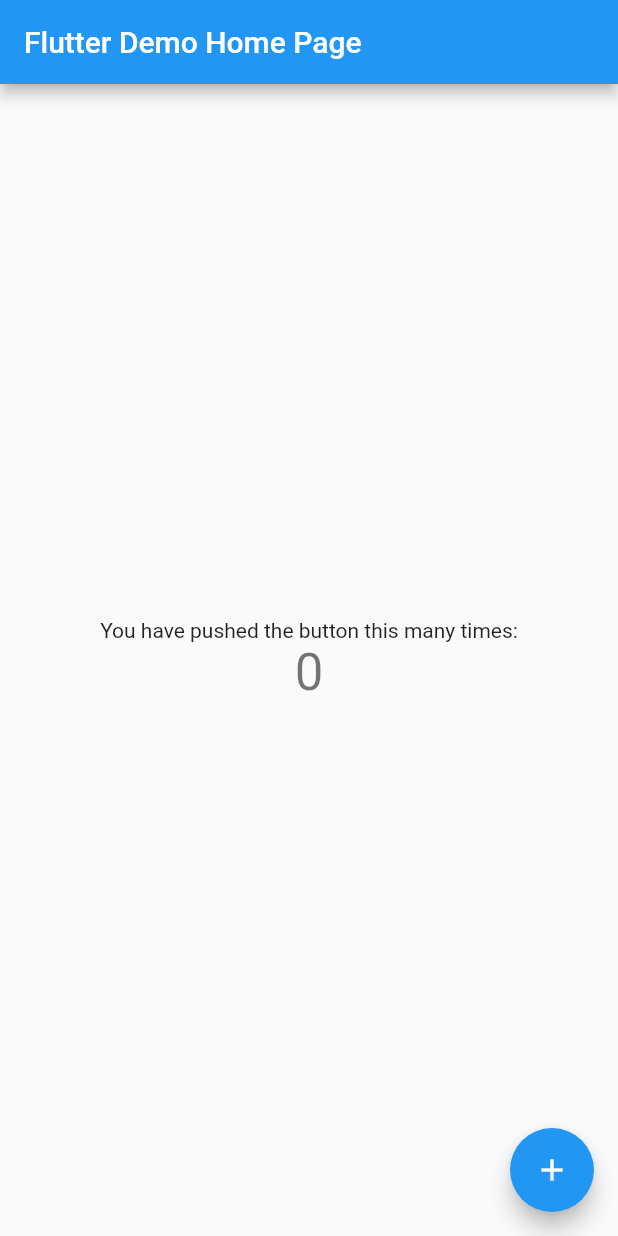
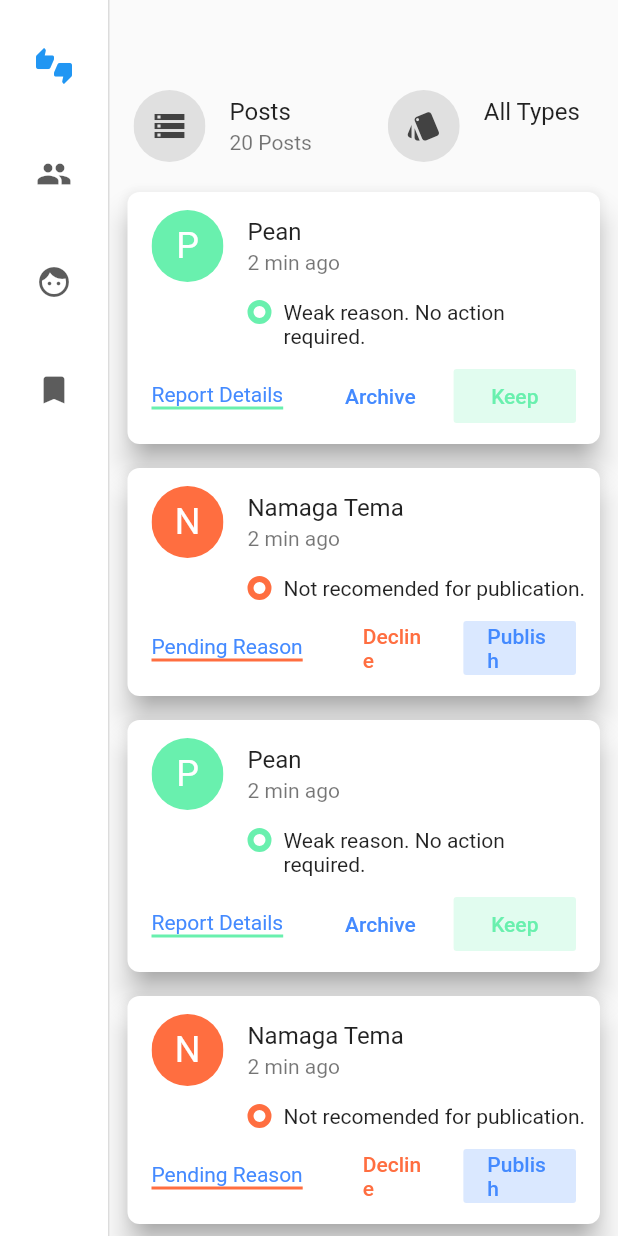
Before and after one commit to umatoma/flutter-study-samples, a Flutter app: the screen it shows after launch, on a phone screen of 412 x 824 dp. Run offline on Flutter 3.47's test engine with Material 2 defaults, Android fonts, the phone set to English and light mode, and no system bars.

Commit message:
Admin Mobile 作成

```diff
--- a/admin_mobile/lib/main.dart
+++ b/admin_mobile/lib/main.dart
@@ -9,109 +9,283 @@
   @override
   Widget build(BuildContext context) {
     return MaterialApp(
+      debugShowCheckedModeBanner: false,
       title: 'Flutter Demo',
-      theme: ThemeData(
-        // This is the theme of your application.
-        //
-        // Try running your application with "flutter run". You'll see the
-        // application has a blue toolbar. Then, without quitting the app, try
-        // changing the primarySwatch below to Colors.green and then invoke
-        // "hot reload" (press "r" in the console where you ran "flutter run",
-        // or simply save your changes to "hot reload" in a Flutter IDE).
-        // Notice that the counter didn't reset back to zero; the application
-        // is not restarted.
-        primarySwatch: Colors.blue,
-        // This makes the visual density adapt to the platform that you run
-        // the app on. For desktop platforms, the controls will be smaller and
-        // closer together (more dense) than on mobile platforms.
-        visualDensity: VisualDensity.adaptivePlatformDensity,
-      ),
-      home: MyHomePage(title: 'Flutter Demo Home Page'),
+      theme: ThemeData.light(),
+      home: AdminMobilePage(),
     );
   }
 }
 
-class MyHomePage extends StatefulWidget {
-  MyHomePage({Key key, this.title}) : super(key: key);
-
-  // This widget is the home page of your application. It is stateful, meaning
-  // that it has a State object (defined below) that contains fields that affect
-  // how it looks.
-
-  // This class is the configuration for the state. It holds the values (in this
-  // case the title) provided by the parent (in this case the App widget) and
-  // used by the build method of the State. Fields in a Widget subclass are
-  // always marked "final".
-
-  final String title;
-
+class AdminMobilePage extends StatelessWidget {
   @override
-  _MyHomePageState createState() => _MyHomePageState();
+  Widget build(BuildContext context) {
+    return Scaffold(
+      body: Row(
+        children: [
+          SideNavigation(),
+          VerticalDivider(thickness: 1, width: 1),
+          Expanded(
+            child: PostList(),
+          ),
+        ],
+      ),
+    );
+  }
 }
 
-class _MyHomePageState extends State<MyHomePage> {
-  int _counter = 0;
+class SideNavigation extends StatefulWidget {
+  @override
+  _SideNavigationState createState() => _SideNavigationState();
+}
 
-  void _incrementCounter() {
-    setState(() {
-      // This call to setState tells the Flutter framework that something has
-      // changed in this State, which causes it to rerun the build method below
-      // so that the display can reflect the updated values. If we changed
-      // _counter without calling setState(), then the build method would not be
-      // called again, and so nothing would appear to happen.
-      _counter++;
-    });
-  }
+class _SideNavigationState extends State<SideNavigation> {
+  int selectedIndex = 0;
 
   @override
   Widget build(BuildContext context) {
-    // This method is rerun every time setState is called, for instance as done
-    // by the _incrementCounter method above.
-    //
-    // The Flutter framework has been optimized to make rerunning build methods
-    // fast, so that you can just rebuild anything that needs updating rather
-    // than having to individually change instances of widgets.
-    return Scaffold(
-      appBar: AppBar(
-        // Here we take the value from the MyHomePage object that was created by
-        // the App.build method, and use it to set our appbar title.
-        title: Text(widget.title),
-      ),
-      body: Center(
-        // Center is a layout widget. It takes a single child and positions it
-        // in the middle of the parent.
+    return NavigationRail(
+      selectedIndex: selectedIndex,
+      onDestinationSelected: (index) {
+        setState(() {
+          selectedIndex = index;
+        });
+      },
+      destinations: [
+        NavigationRailDestination(
+          icon: Icon(Icons.thumbs_up_down),
+          label: Text('ThumbsUpDown'),
+        ),
+        NavigationRailDestination(
+          icon: Icon(Icons.people),
+          label: Text('People'),
+        ),
+        NavigationRailDestination(
+          icon: Icon(Icons.face),
+          label: Text('Face'),
+        ),
+        NavigationRailDestination(
+          icon: Icon(Icons.bookmark),
+          label: Text('Bookmark'),
+        ),
+      ],
+    );
+  }
+}
+
+class _PostsHeader extends StatelessWidget {
+  @override
+  Widget build(BuildContext context) {
+    return Row(
+      children: [
+        Expanded(
+          flex: 1,
+          child: ListTile(
+            leading: ClipOval(
+              child: Container(
+                color: Colors.grey[300],
+                width: 48,
+                height: 48,
+                child: Icon(
+                  Icons.storage,
+                  color: Colors.grey[800],
+                ),
+              ),
+            ),
+            title: Text('Posts'),
+            subtitle: Text('20 Posts'),
+          ),
+        ),
+        Expanded(
+          flex: 1,
+          child: ListTile(
+            leading: ClipOval(
+              child: Container(
+                color: Colors.grey[300],
+                width: 48,
+                height: 48,
+                child: Icon(
+                  Icons.style,
+                  color: Colors.grey[800],
+                ),
+              ),
+            ),
+            title: Text('All Types'),
+            subtitle: Text(''),
+          ),
+        ),
+      ],
+    );
+  }
+}
+
+class _Post extends StatelessWidget {
+  final String name;
+  final String message;
+  final String textReason;
+  final Color colorPrimary;
+  final Color colorPositive;
+  final String textPositive;
+  final Color colorNegative;
+  final String textNegative;
+
+  const _Post({
+    Key key,
+    @required this.name,
+    @required this.message,
+    @required this.textReason,
+    @required this.colorPrimary,
+    @required this.colorPositive,
+    @required this.textPositive,
+    @required this.colorNegative,
+    @required this.textNegative,
+  }) : super(key: key);
+
+  @override
+  Widget build(BuildContext context) {
+    return Container(
+      margin: EdgeInsets.symmetric(horizontal: 8, vertical: 4),
+      child: Card(
+        elevation: 8,
+        shadowColor: Colors.grey,
+        shape: RoundedRectangleBorder(
+          borderRadius: BorderRadius.circular(8),
+        ),
         child: Column(
-          // Column is also a layout widget. It takes a list of children and
-          // arranges them vertically. By default, it sizes itself to fit its
-          // children horizontally, and tries to be as tall as its parent.
-          //
-          // Invoke "debug painting" (press "p" in the console, choose the
-          // "Toggle Debug Paint" action from the Flutter Inspector in Android
-          // Studio, or the "Toggle Debug Paint" command in Visual Studio Code)
-          // to see the wireframe for each widget.
-          //
-          // Column has various properties to control how it sizes itself and
-          // how it positions its children. Here we use mainAxisAlignment to
-          // center the children vertically; the main axis here is the vertical
-          // axis because Columns are vertical (the cross axis would be
-          // horizontal).
-          mainAxisAlignment: MainAxisAlignment.center,
-          children: <Widget>[
-            Text(
-              'You have pushed the button this many times:',
+          children: [
+            ListTile(
+              leading: ClipOval(
+                child: Container(
+                  color: colorPrimary,
+                  width: 48,
+                  height: 48,
+                  child: Center(
+                    child: Text(
+                      name.substring(0, 1),
+                      style: TextStyle(color: Colors.white, fontSize: 24),
+                    ),
+                  ),
+                ),
+              ),
+              title: Text(name),
+              subtitle: Text('2 min ago'),
             ),
-            Text(
-              '$_counter',
-              style: Theme.of(context).textTheme.headline4,
+            Container(
+              padding: EdgeInsets.symmetric(horizontal: 8),
+              child: Row(
+                crossAxisAlignment: CrossAxisAlignment.start,
+                children: [
+                  SizedBox(width: 72),
+                  Container(
+                    width: 16,
+                    height: 16,
+                    decoration: BoxDecoration(
+                      border: Border.all(color: colorPrimary, width: 4),
+                      borderRadius: BorderRadius.circular(8),
+                    ),
+                  ),
+                  SizedBox(width: 8),
+                  Flexible(child: Text(message)),
+                ],
+              ),
+            ),
+            Container(
+              padding: EdgeInsets.symmetric(horizontal: 16, vertical: 8),
+              child: Row(
+                children: [
+                  Container(
+                    decoration: BoxDecoration(
+                      border: Border(
+                        bottom: BorderSide(color: colorPrimary, width: 2),
+                      ),
+                    ),
+                    child: Text(
+                      textReason,
+                      style: TextStyle(color: Colors.blueAccent),
+                    ),
+                  ),
+                  SizedBox(width: 24),
+                  Expanded(
+                    child: FlatButton(
+                      textColor: colorNegative,
+                      onPressed: () {},
+                      child: Text(textNegative),
+                    ),
+                  ),
+                  SizedBox(width: 8),
+                  Expanded(
+                    child: FlatButton(
+                      color: colorPositive.withOpacity(0.2),
+                      textColor: colorPositive,
+                      onPressed: () {},
+                      child: Text(textPositive),
+                    ),
+                  ),
+                ],
+              ),
             ),
           ],
         ),
       ),
-      floatingActionButton: FloatingActionButton(
-        onPressed: _incrementCounter,
-        tooltip: 'Increment',
-        child: Icon(Icons.add),
-      ), // This trailing comma makes auto-formatting nicer for build methods.
     );
   }
 }
+
+class _PostGreen extends StatelessWidget {
+  @override
+  Widget build(BuildContext context) {
+    return _Post(
+      name: 'Pean',
+      message: 'Weak reason. No action required.',
+      textReason: 'Report Details',
+      colorPrimary: Colors.greenAccent,
+      colorPositive: Colors.greenAccent,
+      textPositive: 'Keep',
+      colorNegative: Colors.blueAccent,
+      textNegative: 'Archive',
+    );
+  }
+}
+
+class _PostRed extends StatelessWidget {
+  @override
+  Widget build(BuildContext context) {
+    return _Post(
+      name: 'Namaga Tema',
+      message: 'Not recomended for publication.',
+      textReason: 'Pending Reason',
+      colorPrimary: Colors.deepOrangeAccent,
+      colorPositive: Colors.blueAccent,
+      textPositive: 'Publish',
+      colorNegative: Colors.deepOrangeAccent,
+      textNegative: 'Decline',
+    );
+  }
+}
+
+class PostList extends StatelessWidget {
+  @override
+  Widget build(BuildContext context) {
+    return Container(
+      padding: EdgeInsets.only(top: 48),
+      child: Column(
+        mainAxisSize: MainAxisSize.max,
+        children: [
+          _PostsHeader(),
+          Expanded(
+            child: ListView(
+              children: [
+                _PostGreen(),
+                _PostRed(),
+                _PostGreen(),
+                _PostRed(),
+                _PostGreen(),
+                _PostRed(),
+              ],
+            ),
+          ),
+        ],
+      ),
+    );
+  }
+}
```
